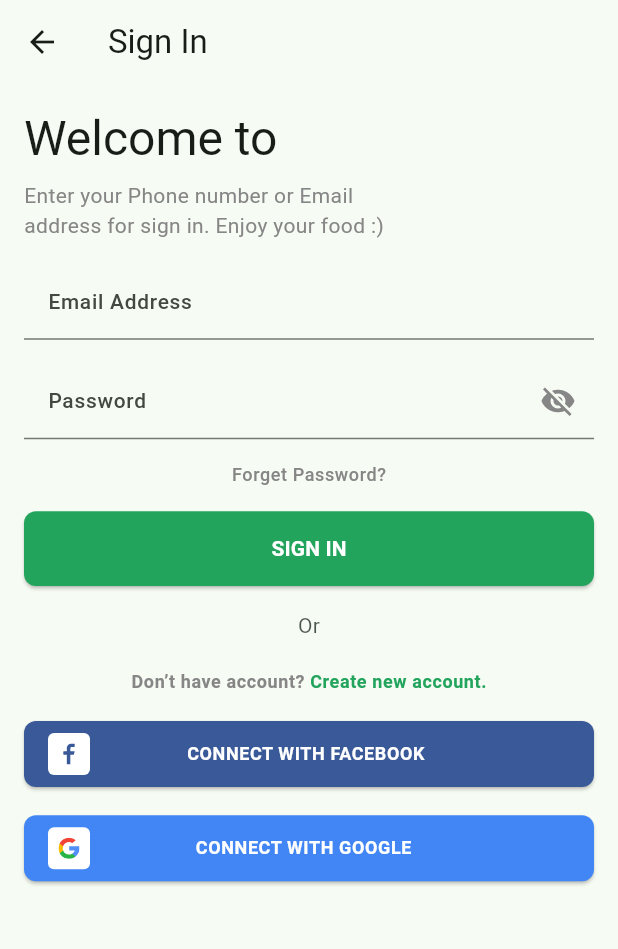
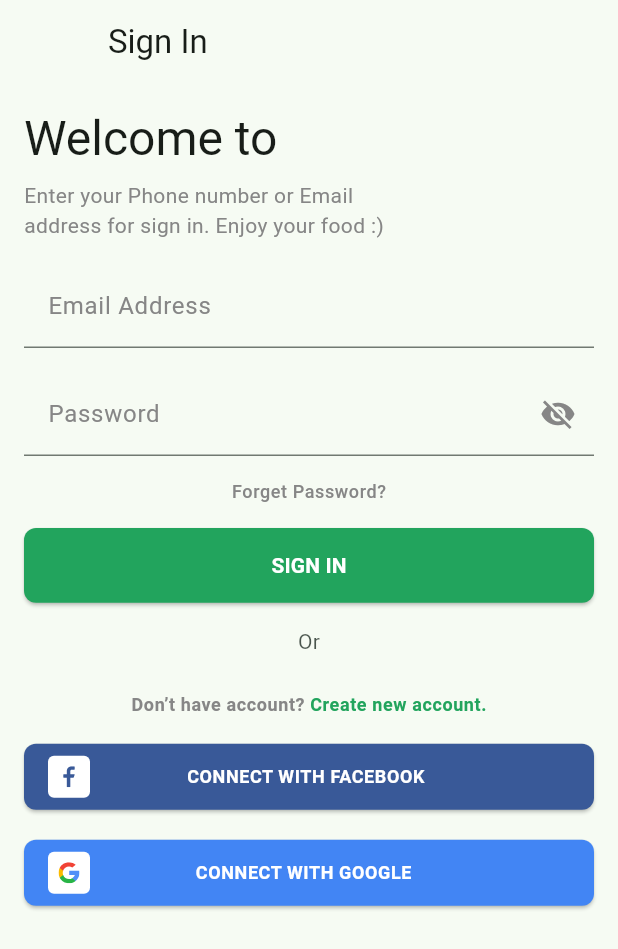
Before and after one commit to abuanwar072/foodly_ui, a Flutter app: the screen it shows after launch, after a tap on "GET STARTED", on a phone screen of 412 x 824 dp. Shown: the top 949 px of the screen. Run offline on Flutter 3.47's test engine with Material 2 defaults, Android fonts, the phone set to English and light mode, and no system bars; our stand-ins replace country_code_picker, flutter_svg, form_field_validator.

Commit message:
sign in done

```diff
--- a/lib/main.dart
+++ b/lib/main.dart
@@ -27,12 +27,16 @@ class MyApp extends StatelessWidget {
             ),
           ),
         ),
-        textTheme: TextTheme(
+        textTheme: const TextTheme(
           bodyMedium: TextStyle(color: bodyTextColor),
           bodySmall: TextStyle(color: bodyTextColor),
         ),
+        inputDecorationTheme: const InputDecorationTheme(
+          contentPadding: EdgeInsets.all(defaultPadding),
+          hintStyle: TextStyle(color: bodyTextColor),
+        ),
       ),
-      home: OnboardingScreen(),
+      home: const OnboardingScreen(),
     );
   }
 }
--- a/lib/screens/auth/components/sign_in_form.dart
+++ b/lib/screens/auth/components/sign_in_form.dart
@@ -6,72 +6,39 @@ import '../../../components/buttons/primary_button.dart';
 import '../../forgotPassword/forgot_password_screen.dart';
 
 class SignInForm extends StatefulWidget {
-  const SignInForm({
-    Key? key,
-  }) : super(key: key);
+  const SignInForm({super.key});
 
   @override
-  _SignInFormState createState() => _SignInFormState();
+  State<SignInForm> createState() => _SignInFormState();
 }
 
 class _SignInFormState extends State<SignInForm> {
-  // Note: This is a `GlobalKey<FormState>`,
-  // not a GlobalKey<MyCustomFormState>.
   final _formKey = GlobalKey<FormState>();
 
   bool _obscureText = true;
 
-  FocusNode? _passwordNode;
-
-  @override
-  void initState() {
-    super.initState();
-    _passwordNode = FocusNode();
-  }
-
-  @override
-  void dispose() {
-    super.dispose();
-    _passwordNode!.dispose();
-  }
-
   @override
   Widget build(BuildContext context) {
-    String? email, password;
     return Form(
       key: _formKey,
       child: Column(
         children: [
-          // Email Field
           TextFormField(
             validator: emailValidator,
-            onSaved: (value) => email = value,
+            onSaved: (value) {},
             textInputAction: TextInputAction.next,
-            onEditingComplete: () {
-              // Once user click on Next then it go to password field
-              _passwordNode!.requestFocus();
-            },
-            style: kSecondaryBodyTextStyle,
-            cursorColor: primaryColor,
             keyboardType: TextInputType.emailAddress,
-            decoration: InputDecoration(
-              hintText: "Email Address",
-              contentPadding: kTextFieldPadding,
-            ),
+            decoration: const InputDecoration(hintText: "Email Address"),
           ),
           const SizedBox(height: defaultPadding),
 
           // Password Field
           TextFormField(
-            focusNode: _passwordNode,
             obscureText: _obscureText,
             validator: passwordValidator,
-            onSaved: (value) => password = value,
-            style: kSecondaryBodyTextStyle,
-            cursorColor: primaryColor,
+            onSaved: (value) {},
             decoration: InputDecoration(
               hintText: "Password",
-              contentPadding: kTextFieldPadding,
               suffixIcon: GestureDetector(
                 onTap: () {
                   setState(() {
@@ -109,16 +76,16 @@ class _SignInFormState extends State<SignInForm> {
             text: "Sign In",
             press: () {
               if (_formKey.currentState!.validate()) {
-                // If all data are correct then save data to out variables
                 _formKey.currentState!.save();
 
                 // just for demo
                 Navigator.push(
-                    context,
-                    MaterialPageRoute(
-                      builder: (context) => const BottomNavBar(),
-                    ));
-              } else {}
+                  context,
+                  MaterialPageRoute(
+                    builder: (context) => const BottomNavBar(),
+                  ),
+                );
+              }
             },
           )
         ],
--- a/lib/screens/auth/sign_in_screen.dart
+++ b/lib/screens/auth/sign_in_screen.dart
@@ -5,7 +5,6 @@ import 'package:flutter_svg/flutter_svg.dart';
 import '../../components/buttons/socal_button.dart';
 import '../../components/welcome_text.dart';
 import '../../constants.dart';
-import '../../size_config.dart';
 import '../signUp/sign_up_screen.dart';
 import 'components/sign_in_form.dart';
 
@@ -16,6 +15,7 @@ class SignInScreen extends StatelessWidget {
   Widget build(BuildContext context) {
     return Scaffold(
       appBar: AppBar(
+        leading: const SizedBox(),
         title: const Text("Sign In"),
       ),
       body: SingleChildScrollView(
@@ -32,9 +32,8 @@ class SignInScreen extends StatelessWidget {
               const SignInForm(),
               const SizedBox(height: defaultPadding),
               kOrText,
-              const VerticalSpacing(of: 20),
+              const SizedBox(height: defaultPadding * 1.5),
 
-              // Create new account
               Center(
                 child: Text.rich(
                   TextSpan(
@@ -68,10 +67,13 @@ class SignInScreen extends StatelessWidget {
                 color: const Color(0xFF395998),
                 icon: SvgPicture.asset(
                   'assets/icons/facebook.svg',
-                  color: const Color(0xFF395998),
+                  colorFilter: const ColorFilter.mode(
+                    Color(0xFF395998),
+                    BlendMode.srcIn,
+                  ),
                 ),
               ),
-              const VerticalSpacing(of: 15),
+              const SizedBox(height: defaultPadding),
 
               // Google
               SocalButton(
```
